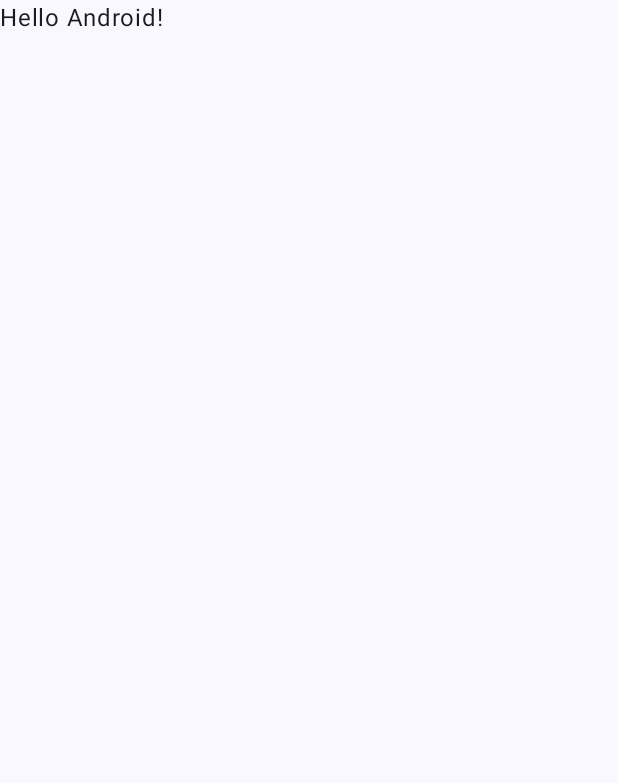
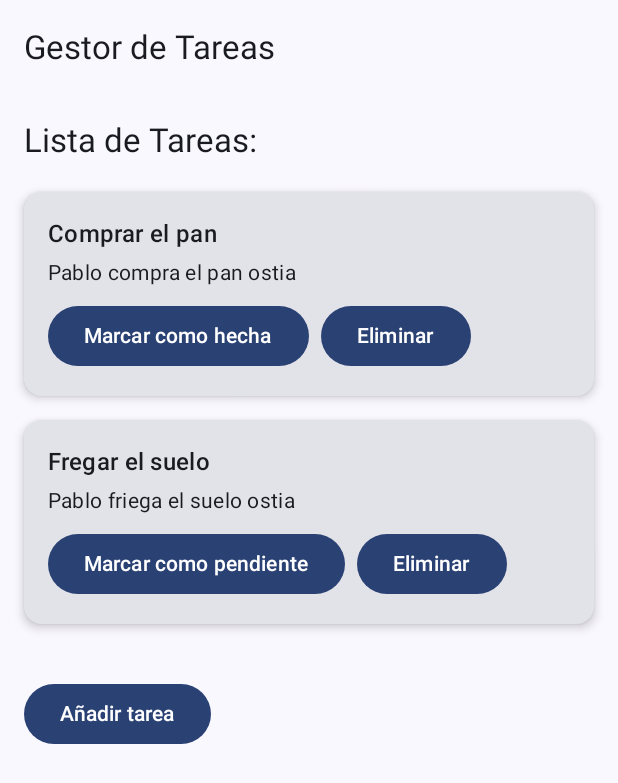
Before and after one commit to pcl98/GestorTareas, an Android app built with Jetpack Compose: the screen it shows after launch (MainActivity), on a phone screen of 412 x 824 dp. Before the commit the part shown is almost empty. Shown: the top 783 px of the screen. Run offline under Robolectric (Android 15) with nearby library versions, the phone set to English and light mode, and no system bars; our stand-ins replace livedata-compose.

```diff
--- a/app/src/main/java/es/viu/gestortareas/MainActivity.kt
+++ b/app/src/main/java/es/viu/gestortareas/MainActivity.kt
@@ -3,25 +3,36 @@ package es.viu.gestortareas
 import android.os.Bundle
 import androidx.activity.ComponentActivity
 import androidx.activity.compose.setContent
-import androidx.activity.enableEdgeToEdge
-import androidx.compose.foundation.layout.fillMaxSize
-import androidx.compose.foundation.layout.padding
-import androidx.compose.material3.Scaffold
-import androidx.compose.material3.Text
-import androidx.compose.runtime.Composable
+import androidx.activity.viewModels
+import androidx.compose.foundation.layout.*
+import androidx.compose.material3.*
+import androidx.compose.runtime.*
 import androidx.compose.ui.Modifier
-import androidx.compose.ui.tooling.preview.Preview
+import androidx.compose.ui.unit.dp
+import androidx.compose.runtime.livedata.observeAsState
+import es.viu.gestortareas.model.Task
+import es.viu.gestortareas.viewmodel.TaskListViewModel
 import es.viu.gestortareas.ui.theme.GestorTareasTheme
 
+@OptIn(ExperimentalMaterial3Api::class)
 class MainActivity : ComponentActivity() {
+
+    private val taskListViewModel: TaskListViewModel by viewModels()
+
     override fun onCreate(savedInstanceState: Bundle?) {
         super.onCreate(savedInstanceState)
-        enableEdgeToEdge()
         setContent {
             GestorTareasTheme {
-                Scaffold(modifier = Modifier.fillMaxSize()) { innerPadding ->
-                    Greeting(
-                        name = "Android",
+                Scaffold(
+                    modifier = Modifier.fillMaxSize(),
+                    topBar = {
+                        TopAppBar(
+                            title = { Text("Gestor de Tareas") }
+                        )
+                    }
+                ) { innerPadding ->
+                    TaskListScreen(
+                        viewModel = taskListViewModel,
                         modifier = Modifier.padding(innerPadding)
                     )
                 }
@@ -31,17 +42,63 @@ class MainActivity : ComponentActivity() {
 }
 
 @Composable
-fun Greeting(name: String, modifier: Modifier = Modifier) {
-    Text(
-        text = "Hello $name!",
-        modifier = modifier
-    )
+fun TaskListScreen(viewModel: TaskListViewModel, modifier: Modifier = Modifier) {
+    val tasks by viewModel.tasks.observeAsState(emptyList())
+
+    Column(modifier = modifier.padding(16.dp)) {
+        Text(text = "Lista de Tareas:", style = MaterialTheme.typography.titleLarge)
+        Spacer(modifier = Modifier.height(16.dp))
+
+        tasks.forEach { task ->
+            TaskCard(
+                title = task.title,
+                description = task.description,
+                isCompleted = task.isCompleted,
+                onToggle = { viewModel.toggleTaskStatus(task.id) },
+                onDelete = { viewModel.deleteTask(task.id) }
+            )
+            Spacer(modifier = Modifier.height(8.dp))
+        }
+
+        Spacer(modifier = Modifier.height(24.dp))
+
+        Button(onClick = {
+            val tarea = Task(1, "Leer", "Leer 20 páginas")
+            viewModel.addTask(tarea)
+        }) {
+            Text("Añadir tarea")
+        }
+    }
 }
 
-@Preview(showBackground = true)
 @Composable
-fun GreetingPreview() {
-    GestorTareasTheme {
-        Greeting("Android")
+fun TaskCard(
+    title: String,
+    description: String,
+    isCompleted: Boolean,
+    onToggle: () -> Unit,
+    onDelete: () -> Unit
+) {
+    Card(
+        modifier = Modifier
+            .fillMaxWidth()
+            .padding(vertical = 4.dp),
+        elevation = CardDefaults.cardElevation(4.dp)
+    ) {
+        Column(modifier = Modifier.padding(16.dp)) {
+            Text(text = title, style = MaterialTheme.typography.titleMedium)
+            Spacer(modifier = Modifier.height(4.dp))
+            Text(text = description, style = MaterialTheme.typography.bodyMedium)
+            Spacer(modifier = Modifier.height(8.dp))
+            Row(horizontalArrangement = Arrangement.SpaceBetween) {
+                Button(onClick = onToggle) {
+                    Text(if (isCompleted) "Marcar como pendiente" else "Marcar como hecha")
+                }
+                Spacer(modifier = Modifier.width(8.dp))
+                Button(onClick = onDelete) {
+                    Text("Eliminar")
+                }
+            }
+        }
     }
 }
--- a/app/src/main/java/es/viu/gestortareas/model/Task.kt
+++ b/app/src/main/java/es/viu/gestortareas/model/Task.kt
@@ -2,7 +2,7 @@ package es.viu.gestortareas.model
 
 data class Task(
     val id: Int,
-    val title: String,
-    val description: String,
-    val isDone: Boolean = false
+    var title: String,
+    var description: String,
+    var isCompleted: Boolean = false
 )
```
Also changed, not shown: app/build.gradle.kts (+40 -21 lines), app/src/main/java/es/viu/gestortareas/data/TaskRepository.kt (+35 -5 lines), app/src/main/java/es/viu/gestortareas/viewmodel/TaskListViewModel.kt (+40 -0 lines), gradle/libs.versions.toml (+7 -1 lines), 1 other file.
